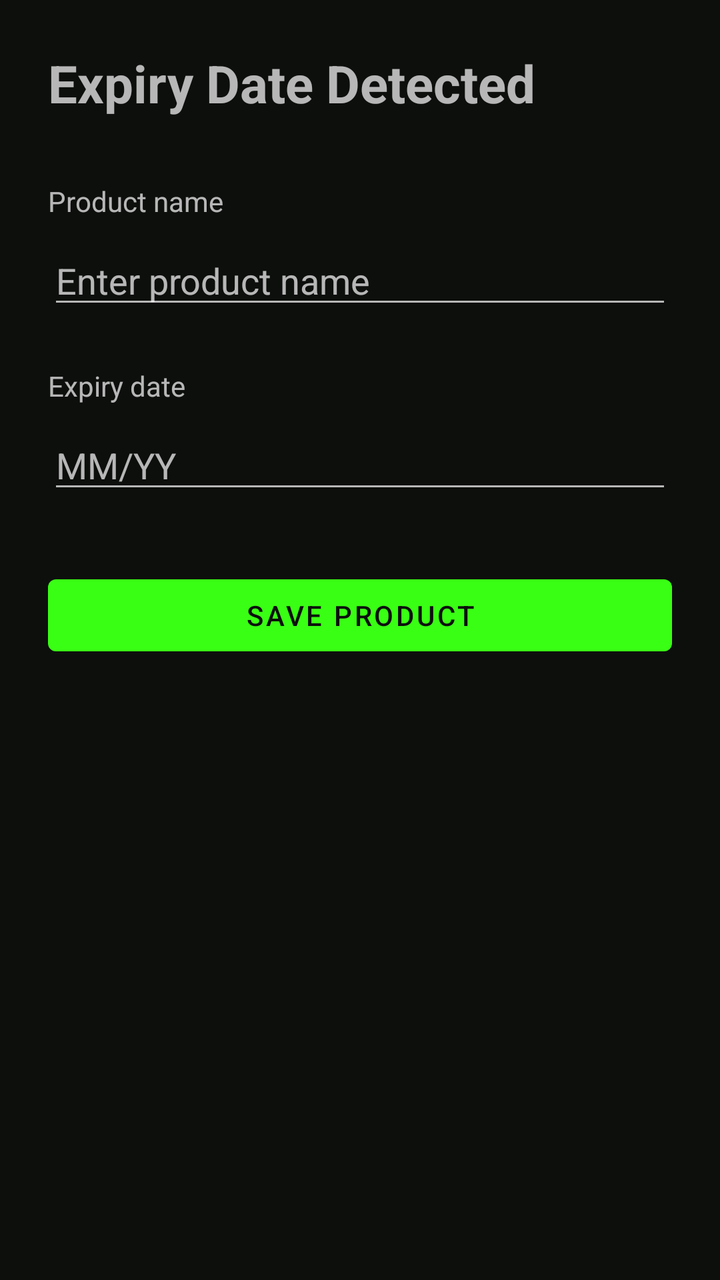
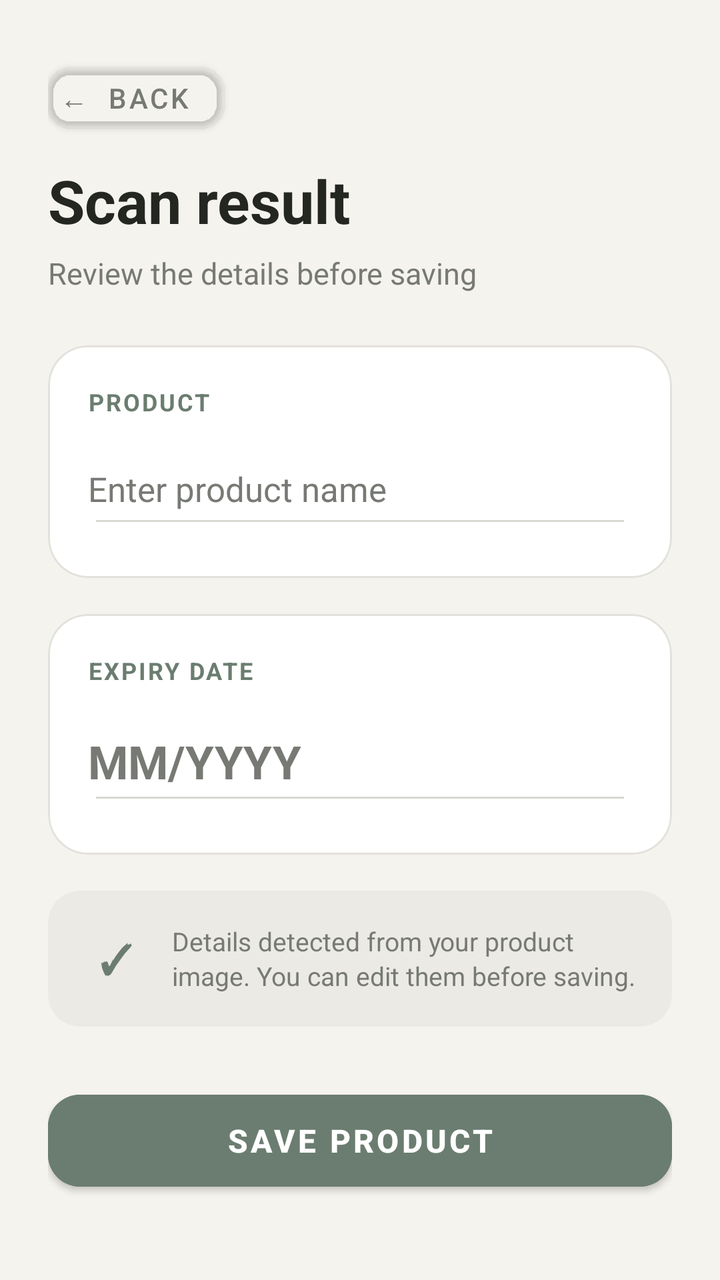

Compare the two renders of this Android layout. The source of the first and the diff that turns it into the second are given below.
<!-- AndroidManifest.xml: application theme Theme.OcrTest -->
<!-- res/layout/activity_result.xml -->
<?xml version="1.0" encoding="utf-8"?>
<ScrollView xmlns:android="http://schemas.android.com/apk/res/android"
    android:layout_width="match_parent"
    android:layout_height="match_parent"
    android:fillViewport="true">

    <LinearLayout
        android:layout_width="match_parent"
        android:layout_height="wrap_content"
        android:orientation="vertical"
        android:padding="24dp">

        <TextView
            android:id="@+id/tvResultTitle"
            android:layout_width="wrap_content"
            android:layout_height="wrap_content"
            android:text="Expiry Date Detected"
            android:textSize="26sp"
            android:textStyle="bold"
            android:layout_marginBottom="32dp" />

        <TextView
            android:layout_width="wrap_content"
            android:layout_height="wrap_content"
            android:text="Product name"
            android:textSize="14sp"
            android:layout_marginBottom="8dp" />

        <EditText
            android:id="@+id/etProductName"
            android:layout_width="match_parent"
            android:layout_height="wrap_content"
            android:hint="Enter product name"
            android:inputType="text"
            android:layout_marginBottom="24dp" />

        <TextView
            android:layout_width="wrap_content"
            android:layout_height="wrap_content"
            android:text="Expiry date"
            android:textSize="14sp"
            android:layout_marginBottom="8dp" />

        <EditText
            android:id="@+id/etExpiryDate"
            android:layout_width="match_parent"
            android:layout_height="wrap_content"
            android:hint="MM/YY"
            android:inputType="text"
            android:layout_marginBottom="32dp" />

        <Button
            android:id="@+id/btnSaveProduct"
            android:layout_width="match_parent"
            android:layout_height="wrap_content"
            android:text="Save Product" />

    </LinearLayout>

</ScrollView>
<!-- resources referenced by this layout -->
<resources>
  <style name="Theme.OcrTest" parent="Theme.MaterialComponents.NoActionBar">
          <item name="colorPrimary">@color/neon_green</item>
          <item name="colorPrimaryVariant">@color/neon_green_dim</item>
          <item name="colorOnPrimary">@color/background_dark</item>
          <item name="colorSecondary">@color/neon_green</item>
          <item name="colorSurface">@color/surface_dark</item>
          <item name="android:colorBackground">@color/background_dark</item>
          <item name="colorOnBackground">@color/text_primary</item>
          <item name="colorOnSurface">@color/text_primary</item>
      </style>
  <color name="neon_green">#39FF14</color>
  <color name="neon_green_dim">#1FAF3A</color>
  <color name="background_dark">#0D0F0D</color>
  <color name="surface_dark">#1A1F1A</color>
  <color name="text_primary">#EAFBEF</color>
</resources>

<!-- the commit's change to res/layout/activity_result.xml (unified diff, before → after) -->
@@ -1,59 +1,203 @@
 <?xml version="1.0" encoding="utf-8"?>
-<ScrollView xmlns:android="http://schemas.android.com/apk/res/android"
+<ScrollView
+    xmlns:android="http://schemas.android.com/apk/res/android"
+    xmlns:app="http://schemas.android.com/apk/res-auto"
     android:layout_width="match_parent"
     android:layout_height="match_parent"
-    android:fillViewport="true">
+    android:fillViewport="true"
+    android:background="@color/background_dark">
 
     <LinearLayout
         android:layout_width="match_parent"
         android:layout_height="wrap_content"
         android:orientation="vertical"
-        android:padding="24dp">
-
+        android:paddingStart="24dp"
+        android:paddingTop="28dp"
+        android:paddingEnd="24dp"
+        android:paddingBottom="32dp">
+
+        
+        <com.google.android.material.button.MaterialButton
+            android:id="@+id/btnBack"
+            android:layout_width="wrap_content"
+            android:layout_height="42dp"
+            android:text="←  Back"
+            android:textColor="@color/text_secondary"
+            android:textSize="14sp"
+            android:textStyle="normal"
+            android:backgroundTint="@android:color/transparent"
+            android:paddingStart="0dp"
+            android:paddingEnd="12dp"
+            app:cornerRadius="12dp"
+            app:rippleColor="@color/surface_dark" />
+
+        
         <TextView
             android:id="@+id/tvResultTitle"
             android:layout_width="wrap_content"
             android:layout_height="wrap_content"
-            android:text="Expiry Date Detected"
-            android:textSize="26sp"
-            android:textStyle="bold"
-            android:layout_marginBottom="32dp" />
+            android:layout_marginTop="10dp"
+            android:text="Scan result"
+            android:textColor="@color/text_primary"
+            android:textSize="30sp"
+            android:textStyle="bold" />
 
         <TextView
             android:layout_width="wrap_content"
             android:layout_height="wrap_content"
-            android:text="Product name"
-            android:textSize="14sp"
-            android:layout_marginBottom="8dp" />
-
-        <EditText
-            android:id="@+id/etProductName"
-            android:layout_width="match_parent"
-            android:layout_height="wrap_content"
-            android:hint="Enter product name"
-            android:inputType="text"
-            android:layout_marginBottom="24dp" />
-
-        <TextView
-            android:layout_width="wrap_content"
-            android:layout_height="wrap_content"
-            android:text="Expiry date"
-            android:textSize="14sp"
-            android:layout_marginBottom="8dp" />
-
-        <EditText
-            android:id="@+id/etExpiryDate"
-            android:layout_width="match_parent"
-            android:layout_height="wrap_content"
-            android:hint="MM/YY"
-            android:inputType="text"
-            android:layout_marginBottom="32dp" />
-
-        <Button
+            android:layout_marginTop="6dp"
+            android:layout_marginBottom="26dp"
+            android:text="Review the details before saving"
+            android:textColor="@color/text_secondary"
+            android:textSize="15sp" />
+
+        
+        <com.google.android.material.card.MaterialCardView
+            android:layout_width="match_parent"
+            android:layout_height="wrap_content"
+            android:layout_marginBottom="18dp"
+            app:cardBackgroundColor="@color/card_dark"
+            app:cardCornerRadius="20dp"
+            app:cardElevation="0dp"
+            app:strokeColor="#E2E1DB"
+            app:strokeWidth="1dp">
+
+            <LinearLayout
+                android:layout_width="match_parent"
+                android:layout_height="wrap_content"
+                android:orientation="vertical"
+                android:padding="20dp">
+
+                <TextView
+                    android:layout_width="wrap_content"
+                    android:layout_height="wrap_content"
+                    android:text="PRODUCT"
+                    android:textColor="@color/green_primary"
+                    android:textSize="12sp"
+                    android:textStyle="bold"
+                    android:letterSpacing="0.08"
+                    android:layout_marginBottom="8dp" />
+
+                <EditText
+                    android:id="@+id/etProductName"
+                    android:layout_width="match_parent"
+                    android:layout_height="52dp"
+                    android:backgroundTint="#D7D9D3"
+                    android:hint="Enter product name"
+                    android:textColor="@color/text_primary"
+                    android:textColorHint="@color/text_secondary"
+                    android:textSize="17sp"
+                    android:singleLine="true"
+                    android:inputType="text"
+                    android:paddingStart="0dp"
+                    android:paddingEnd="0dp" />
+
+            </LinearLayout>
+
+        </com.google.android.material.card.MaterialCardView>
+
+
+        
+        <com.google.android.material.card.MaterialCardView
+            android:layout_width="match_parent"
+            android:layout_height="wrap_content"
+            android:layout_marginBottom="18dp"
+            app:cardBackgroundColor="@color/card_dark"
+            app:cardCornerRadius="20dp"
+            app:cardElevation="0dp"
+            app:strokeColor="#E2E1DB"
+            app:strokeWidth="1dp">
+
+            <LinearLayout
+                android:layout_width="match_parent"
+                android:layout_height="wrap_content"
+                android:orientation="vertical"
+                android:padding="20dp">
+
+                <TextView
+                    android:layout_width="wrap_content"
+                    android:layout_height="wrap_content"
+                    android:text="EXPIRY DATE"
+                    android:textColor="@color/green_primary"
+                    android:textSize="12sp"
+                    android:textStyle="bold"
+                    android:letterSpacing="0.08"
+                    android:layout_marginBottom="8dp" />
+
+                <EditText
+                    android:id="@+id/etExpiryDate"
+                    android:layout_width="match_parent"
+                    android:layout_height="56dp"
+                    android:backgroundTint="#D7D9D3"
+                    android:hint="MM/YYYY"
+                    android:textColor="@color/text_primary"
+                    android:textColorHint="@color/text_secondary"
+                    android:textSize="23sp"
+                    android:textStyle="bold"
+                    android:gravity="center_vertical"
+                    android:singleLine="true"
+                    android:inputType="text"
+                    android:paddingStart="0dp"
+                    android:paddingEnd="0dp" />
+
+            </LinearLayout>
+
+        </com.google.android.material.card.MaterialCardView>
+
+
+        
+        <com.google.android.material.card.MaterialCardView
+            android:layout_width="match_parent"
+            android:layout_height="wrap_content"
+            android:layout_marginBottom="28dp"
+            app:cardBackgroundColor="@color/surface_dark"
+            app:cardCornerRadius="16dp"
+            app:cardElevation="0dp">
+
+            <LinearLayout
+                android:layout_width="match_parent"
+                android:layout_height="wrap_content"
+                android:orientation="horizontal"
+                android:padding="16dp"
+                android:gravity="center_vertical">
+
+                <TextView
+                    android:layout_width="36dp"
+                    android:layout_height="36dp"
+                    android:gravity="center"
+                    android:text="✓"
+                    android:textColor="@color/green_primary"
+                    android:textSize="20sp"
+                    android:textStyle="bold" />
+
+                <TextView
+                    android:id="@+id/tvResultInfo"
+                    android:layout_width="0dp"
+                    android:layout_height="wrap_content"
+                    android:layout_weight="1"
+                    android:layout_marginStart="10dp"
+                    android:text="Details detected from your product image. You can edit them before saving."
+                    android:textColor="@color/text_secondary"
+                    android:textSize="13sp"
+                    android:lineSpacingExtra="2dp" />
+
+            </LinearLayout>
+
+        </com.google.android.material.card.MaterialCardView>
+
+
+        
+        <com.google.android.material.button.MaterialButton
             android:id="@+id/btnSaveProduct"
             android:layout_width="match_parent"
-            android:layout_height="wrap_content"
-            android:text="Save Product" />
+            android:layout_height="58dp"
+            android:text="Save product"
+            android:textColor="@android:color/white"
+            android:textSize="16sp"
+            android:textStyle="bold"
+            android:backgroundTint="@color/green_primary"
+            android:elevation="1dp"
+            app:cornerRadius="16dp" />
 
     </LinearLayout>
 
<!-- resource entries referenced after the edit -->
@@ -1,19 +1,20 @@
 <!-- resources referenced by this layout -->
 <resources>
   <style name="Theme.OcrTest" parent="Theme.MaterialComponents.NoActionBar">
-          <item name="colorPrimary">@color/neon_green</item>
-          <item name="colorPrimaryVariant">@color/neon_green_dim</item>
+          <item name="colorPrimary">@color/green_primary</item>
+          <item name="colorPrimaryVariant">@color/green_primary</item>
           <item name="colorOnPrimary">@color/background_dark</item>
-          <item name="colorSecondary">@color/neon_green</item>
+          <item name="colorSecondary">@color/green_primary</item>
           <item name="colorSurface">@color/surface_dark</item>
           <item name="android:colorBackground">@color/background_dark</item>
           <item name="colorOnBackground">@color/text_primary</item>
           <item name="colorOnSurface">@color/text_primary</item>
       </style>
-  <color name="neon_green">#39FF14</color>
-  <color name="neon_green_dim">#1FAF3A</color>
-  <color name="background_dark">#0D0F0D</color>
-  <color name="surface_dark">#1A1F1A</color>
-  <color name="text_primary">#EAFBEF</color>
+  <color name="background_dark">#F5F3EE</color>
+  <color name="card_dark">#FFFFFF</color>
+  <color name="green_primary">#6B7D70</color>
+  <color name="surface_dark">#ECEAE4</color>
+  <color name="text_primary">#242622</color>
+  <color name="text_secondary">#777A74</color>
 </resources>
 
